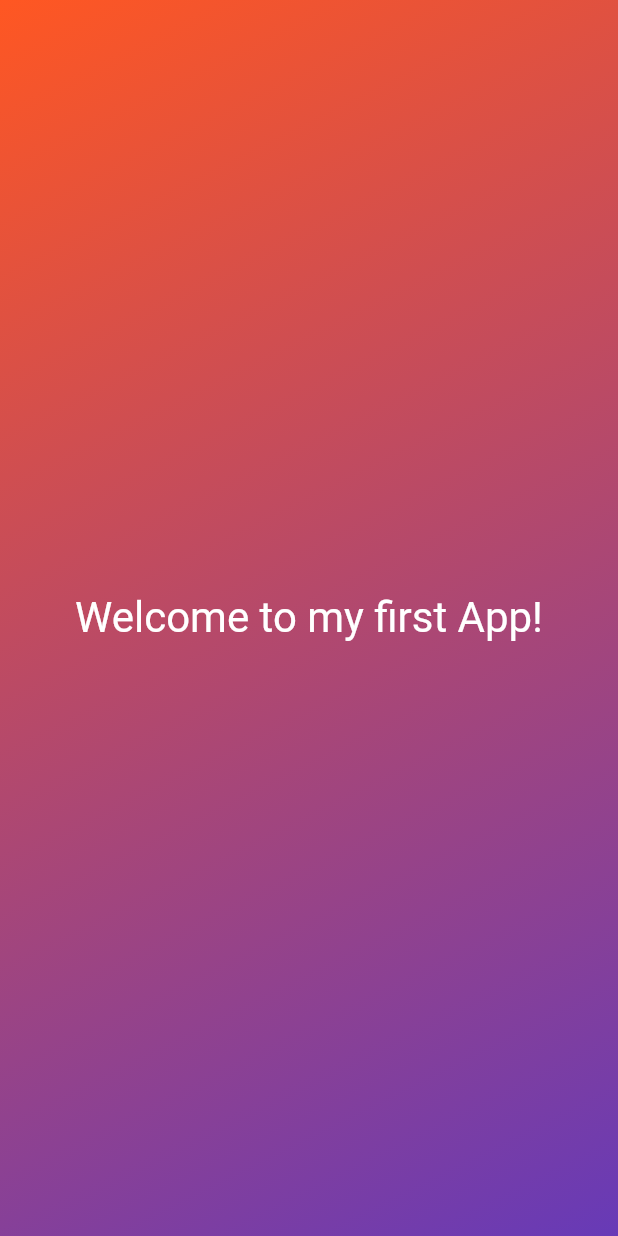
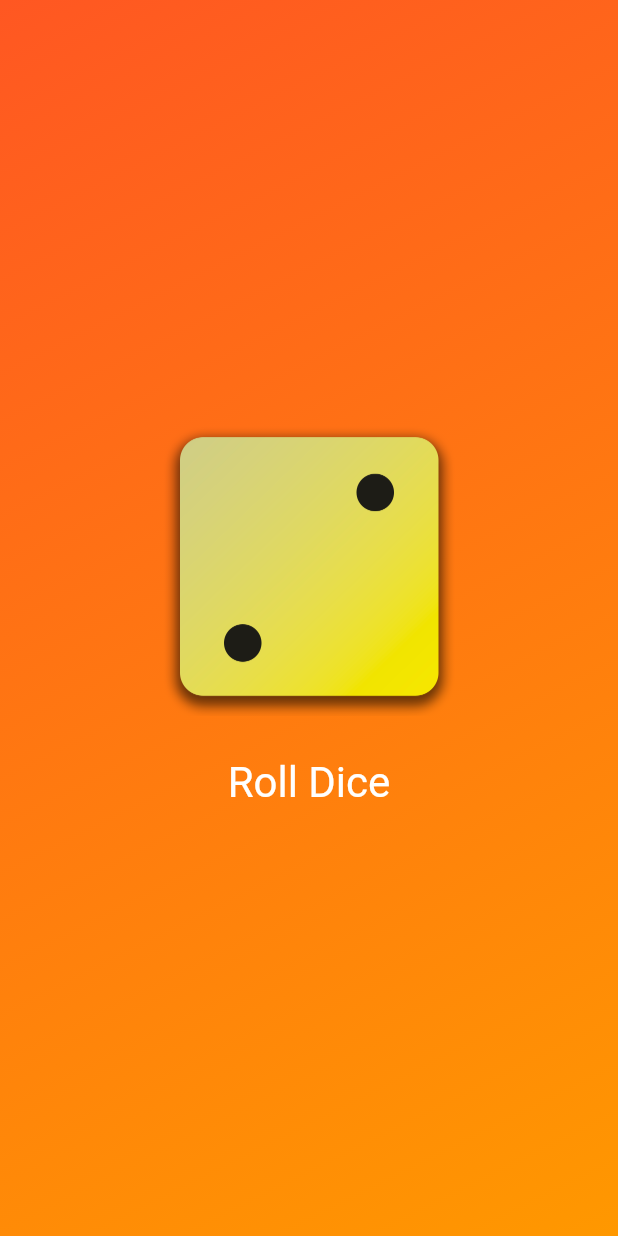
Before and after one commit to Babatems/First-App, a Flutter app: the screen it shows after launch, on a phone screen of 412 x 824 dp. Run offline on Flutter 3.47's test engine with Material 2 defaults, Android fonts, the phone set to English and light mode, and no system bars.

Commit message:
Updated Version

```diff
--- /dev/null
+++ b/lib/dice_roller.dart
@@ -0,0 +1,52 @@
+import 'dart:math';
+
+import 'package:flutter/material.dart';
+
+final randomizer = Random();
+
+class DiceRoller extends StatefulWidget {
+  const DiceRoller({super.key});
+  @override
+  State<DiceRoller> createState() {
+    return _DiceRollerState();
+  }
+}
+
+class _DiceRollerState extends State<DiceRoller> {
+  var currentDiceRoll = 2;
+
+  void rollDice() {
+    //Random().nextInt(6) + 1 //Generate random numbers between 0 and 6
+    setState(() {
+    currentDiceRoll = randomizer.nextInt(6) + 1;
+    });
+  }
+
+  @override
+  Widget build(context) {
+    return Column(
+          mainAxisSize: MainAxisSize.min,
+          children: [
+            Image.asset(
+              'assets/images/dice-$currentDiceRoll.png',
+              width: 200,
+            ),
+            const SizedBox(
+              height: 20,
+            ),
+            TextButton(
+              onPressed: rollDice,
+              style: TextButton.styleFrom(
+                  // padding: const EdgeInsets.only(
+                  //   top: 20,
+                  // ),
+                  foregroundColor: Colors.white,
+                  textStyle: const TextStyle(
+                    fontSize: 28,
+                  )),
+              child: const Text('Roll Dice'),
+            )
+          ],
+        );
+  }
+}
--- /dev/null
+++ b/lib/gradient_container.dart
@@ -0,0 +1,51 @@
+import 'package:first_app/dice_roller.dart';
+import 'package:flutter/material.dart';
+
+var startAlignment = Alignment.topLeft;
+var endAlignment = Alignment.bottomRight;
+
+class GradientContainer extends StatelessWidget {
+  const GradientContainer(this.color1, this.color2, {super.key});
+
+  final Color color1;
+  final Color color2;
+
+
+  @override
+  Widget build(context) {
+    return Container(
+      decoration: BoxDecoration(
+        gradient: LinearGradient(
+          colors: [color1, color2],
+          begin: startAlignment,
+          end: endAlignment,
+        ),
+      ),
+      child: const Center(
+        child: DiceRoller(),
+      ),
+    );
+  }
+}
+
+// class GradientContainer extends StatelessWidget {
+//   const GradientContainer({super.key, required this.colors});
+
+//   final List<Color> colors;
+
+//   @override
+//   Widget build(context) {
+//     return Container(
+//           decoration: BoxDecoration(
+//             gradient: LinearGradient(
+//               colors: colors,
+//               begin: startAlignment,
+//               end: endAlignment,
+//             ),
+//           ),
+//           child: const Center(
+//             child: StyledText()
+//           ),
+//         );
+//   }
+// }
--- a/lib/main.dart
+++ b/lib/main.dart
@@ -1,37 +1,15 @@
 import 'package:flutter/material.dart';
+import 'package:first_app/gradient_container.dart';
 
 void main() {
   runApp(
-    MaterialApp(
+    const MaterialApp(
       home: Scaffold(
-        body: GradientContainer(),
+        body: GradientContainer(
+          Colors.deepOrange,
+          Colors.orange
+        ),
       ),
     ),
   );
 }
-
-class GradientContainer extends StatelessWidget {
-  @override
-  Widget build(context) {
-    return  Container(
-          decoration: const BoxDecoration(
-            gradient: LinearGradient(
-              colors: [
-                Colors.deepOrange,
-                Colors.deepPurple
-              ],
-              begin: Alignment.topLeft,
-              end: Alignment.bottomRight,
-            ),
-          ),
-          child: const Center(
-            child: Text('Welcome to my first App!',
-                style: TextStyle(
-                  color: Colors.white,
-                  fontSize: 28
-                ),
-              ),
-          ),
-        );
-  }
-}
--- /dev/null
+++ b/lib/styled_text.dart
@@ -0,0 +1,18 @@
+import 'package:flutter/material.dart';
+
+class StyledText extends StatelessWidget {
+  const StyledText(this.text, {super.key});
+
+  final String text;
+
+  @override
+  Widget build(context) {
+    return Text(
+      text,
+      style: const TextStyle(
+        color: Colors.white,
+        fontSize: 28
+      ),
+    );
+  }
+}
```
Also changed, not shown: pubspec.yaml (+7 -3 lines), assets/images/dice-1.png (added), assets/images/dice-2.png (added), assets/images/dice-3.png (added), assets/images/dice-4.png (added), assets/images/dice-5.png (added), assets/images/dice-6.png (added).
